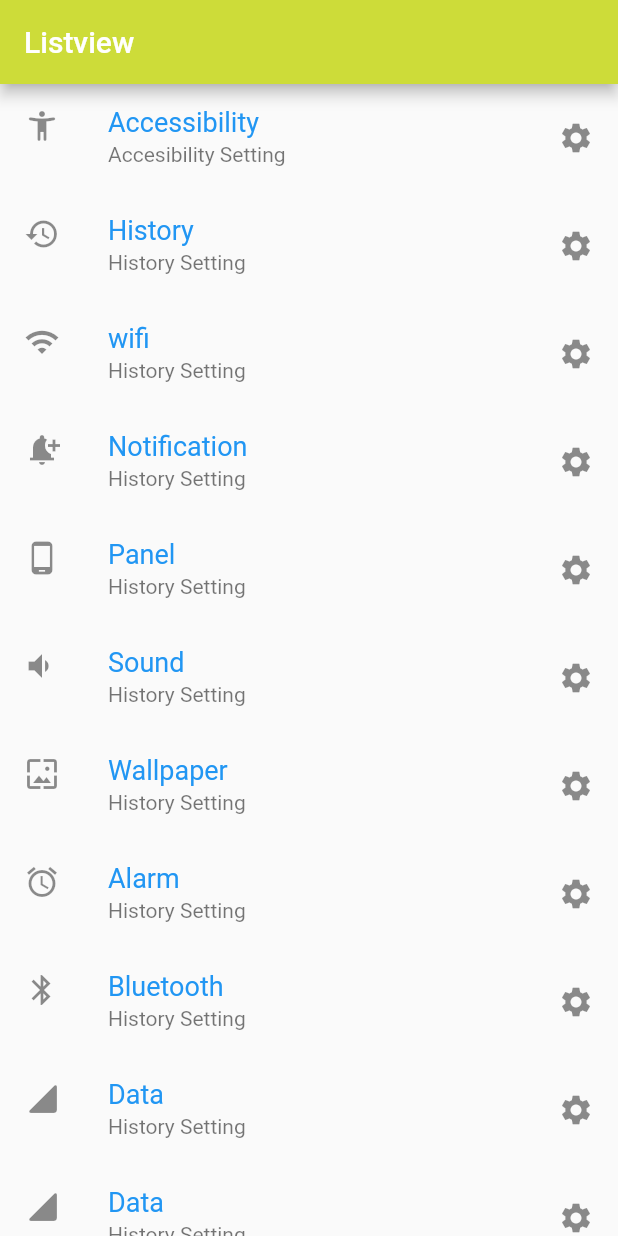
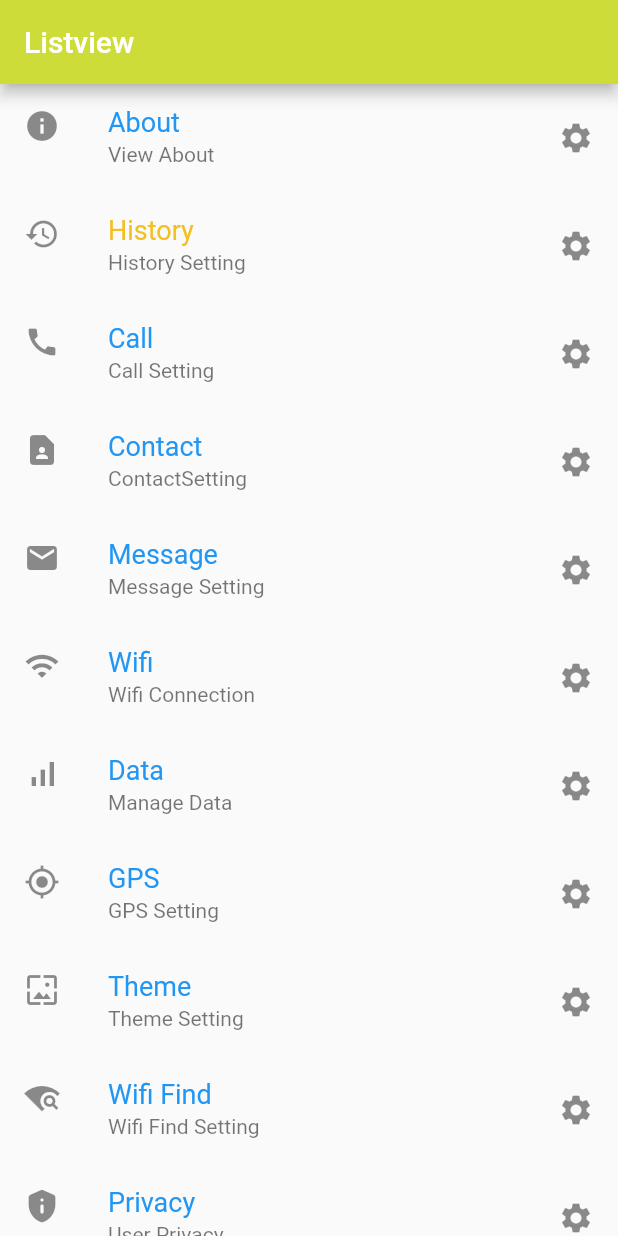
Before and after one commit to AryaYoo/praktikum_pertemuan_7_guided, a Flutter app: the screen it shows after launch, after a tap on "History", on a phone screen of 412 x 824 dp. Run offline on Flutter 3.47's test engine with Material 2 defaults, Android fonts, the phone set to English and light mode, and no system bars.

Commit message:
Settings

```diff
--- a/lib/main.dart
+++ b/lib/main.dart
@@ -12,17 +12,29 @@ class MyApp extends StatefulWidget {
 }
 
 class _MyAppState extends State<MyApp> {
-  List<Widget> WidgeArya = [];
-  static const TEXT_STYLE_NORMAL = const TextStyle(
-      color: Colors.blue, fontSize: 18, fontWeight: FontWeight.normal);
+  Map<int, bool?> buttonStatus = {1: false, 2: false};
 
-  static const TEXT_STYLE_SELECTED = const TextStyle(
-      color: Colors.blue, fontSize: 18, fontWeight: FontWeight.normal);
+  // Daftar gaya teks
+  final TextStyle TEXT_STYLE_NORMAL = TextStyle(
+    color: Colors.blue,
+    fontSize: 18,
+    fontWeight: FontWeight.normal,
+  );
 
-  int _selectedinbox = 1;
-  select(index) {
+  final TextStyle TEXT_STYLE_SELECTED = TextStyle(
+    color: Color.fromARGB(255, 243, 191, 33),
+    fontSize: 18,
+    fontWeight: FontWeight.normal,
+  );
+
+  void select(int index) {
     setState(() {
-      _selectedinbox = index;
+      // Toggle status warna tombol
+      if (buttonStatus[index] != null) {
+        buttonStatus[index] = !buttonStatus[index]!;
+      } else {
+        buttonStatus[index] = true;
+      }
     });
   }
 
@@ -36,138 +48,186 @@ class _MyAppState extends State<MyApp> {
         ),
         body: ListView(
           children: [
-            (ListTile(
-              leading: Icon(Icons.accessibility_new_rounded),
+            ListTile(
+              leading: Icon(Icons.info),
               title: Text(
-                "Accessibility",
-                style: _selectedinbox == 1
+                "About",
+                style: buttonStatus[1] == true
                     ? TEXT_STYLE_SELECTED
                     : TEXT_STYLE_NORMAL,
               ),
-              subtitle: Text("Accesibility Setting"),
+              subtitle: Text("View About"),
               trailing: Icon(Icons.settings),
-              onTap: () => select(0),
-            )),
-            (ListTile(
+              onTap: () => select(1),
+            ),
+            ListTile(
               leading: Icon(Icons.history_outlined),
               title: Text(
                 "History",
-                style: _selectedinbox == 1
+                style: buttonStatus[2] == true
                     ? TEXT_STYLE_SELECTED
                     : TEXT_STYLE_NORMAL,
               ),
               subtitle: Text("History Setting"),
               trailing: Icon(Icons.settings),
-              onTap: () => select(0),
-            )),
-            (ListTile(
-              leading: Icon(Icons.wifi),
+              onTap: () => select(2),
+            ),
+            ListTile(
+              leading: Icon(Icons.call),
               title: Text(
-                "wifi",
-                style: _selectedinbox == 1
+                "Call",
+                style: buttonStatus[3] == true
                     ? TEXT_STYLE_SELECTED
                     : TEXT_STYLE_NORMAL,
               ),
-              subtitle: Text("History Setting"),
+              subtitle: Text("Call Setting"),
               trailing: Icon(Icons.settings),
-              onTap: () => select(0),
-            )),
-            (ListTile(
-              leading: Icon(Icons.notification_add),
+              onTap: () => select(3),
+            ),
+            ListTile(
+              leading: Icon(Icons.contact_page),
               title: Text(
-                "Notification",
-                style: _selectedinbox == 1
+                "Contact",
+                style: buttonStatus[4] == true
                     ? TEXT_STYLE_SELECTED
                     : TEXT_STYLE_NORMAL,
               ),
-              subtitle: Text("History Setting"),
+              subtitle: Text("ContactSetting"),
               trailing: Icon(Icons.settings),
-              onTap: () => select(0),
-            )),
-            (ListTile(
-              leading: Icon(Icons.phone_android),
+              onTap: () => select(4),
+            ),
+            ListTile(
+              leading: Icon(Icons.mail),
               title: Text(
-                "Panel",
-                style: _selectedinbox == 1
+                "Message",
+                style: buttonStatus[5] == true
                     ? TEXT_STYLE_SELECTED
                     : TEXT_STYLE_NORMAL,
               ),
-              subtitle: Text("History Setting"),
+              subtitle: Text("Message Setting"),
               trailing: Icon(Icons.settings),
-              onTap: () => select(0),
-            )),
-            (ListTile(
-              leading: Icon(Icons.volume_down_alt),
+              onTap: () => select(5),
+            ),
+            ListTile(
+              leading: Icon(Icons.wifi),
               title: Text(
-                "Sound",
-                style: _selectedinbox == 1
+                "Wifi",
+                style: buttonStatus[6] == true
                     ? TEXT_STYLE_SELECTED
                     : TEXT_STYLE_NORMAL,
               ),
-              subtitle: Text("History Setting"),
+              subtitle: Text("Wifi Connection"),
               trailing: Icon(Icons.settings),
-              onTap: () => select(0),
-            )),
-            (ListTile(
-              leading: Icon(Icons.wallpaper),
+              onTap: () => select(6),
+            ),
+            ListTile(
+              leading: Icon(Icons.signal_cellular_alt),
               title: Text(
-                "Wallpaper",
-                style: _selectedinbox == 1
+                "Data",
+                style: buttonStatus[7] == true
                     ? TEXT_STYLE_SELECTED
                     : TEXT_STYLE_NORMAL,
               ),
-              subtitle: Text("History Setting"),
+              subtitle: Text("Manage Data"),
               trailing: Icon(Icons.settings),
-              onTap: () => select(0),
-            )),
-            (ListTile(
-              leading: Icon(Icons.alarm),
+              onTap: () => select(7),
+            ),
+            ListTile(
+              leading: Icon(Icons.gps_fixed),
               title: Text(
-                "Alarm",
-                style: _selectedinbox == 1
+                "GPS",
+                style: buttonStatus[8] == true
                     ? TEXT_STYLE_SELECTED
                     : TEXT_STYLE_NORMAL,
               ),
-              subtitle: Text("History Setting"),
+              subtitle: Text("GPS Setting"),
               trailing: Icon(Icons.settings),
-              onTap: () => select(0),
-            )),
-            (ListTile(
-              leading: Icon(Icons.bluetooth),
+              onTap: () => select(8),
+            ),
+            ListTile(
+              leading: Icon(Icons.wallpaper),
               title: Text(
-                "Bluetooth",
-                style: _selectedinbox == 1
+                "Theme",
+                style: buttonStatus[9] == true
                     ? TEXT_STYLE_SELECTED
                     : TEXT_STYLE_NORMAL,
               ),
-              subtitle: Text("History Setting"),
+              subtitle: Text("Theme Setting"),
               trailing: Icon(Icons.settings),
-              onTap: () => select(0),
-            )),
-            (ListTile(
-              leading: Icon(Icons.signal_cellular_4_bar_rounded),
+              onTap: () => select(9),
+            ),
+            ListTile(
+              leading: Icon(Icons.wifi_find),
               title: Text(
-                "Data",
-                style: _selectedinbox == 1
+                "Wifi Find",
+                style: buttonStatus[10] == true
                     ? TEXT_STYLE_SELECTED
                     : TEXT_STYLE_NORMAL,
               ),
-              subtitle: Text("History Setting"),
+              subtitle: Text("Wifi Find Setting"),
               trailing: Icon(Icons.settings),
-              onTap: () => select(0),
-            )),
-            (ListTile(
-              leading: Icon(Icons.signal_cellular_4_bar_rounded),
+              onTap: () => select(10),
+            ),
+            ListTile(
+              leading: Icon(Icons.privacy_tip_rounded),
               title: Text(
-                "Data",
-                style: _selectedinbox == 1
+                "Privacy",
+                style: buttonStatus[11] == true
                     ? TEXT_STYLE_SELECTED
                     : TEXT_STYLE_NORMAL,
               ),
-              subtitle: Text("History Setting"),
+              subtitle: Text("User Privacy"),
               trailing: Icon(Icons.settings),
-              onTap: () => select(0),
-            )),
+              onTap: () => select(11),
+            ),
+            ListTile(
+              leading: Icon(Icons.volume_off_outlined),
+              title: Text(
+                "Volume",
+                style: buttonStatus[12] == true
+                    ? TEXT_STYLE_SELECTED
+                    : TEXT_STYLE_NORMAL,
+              ),
+              subtitle: Text("Volume Setting"),
+              trailing: Icon(Icons.settings),
+              onTap: () => select(12),
+            ),
+            ListTile(
+              leading: Icon(Icons.video_call),
+              title: Text(
+                "Video",
+                style: buttonStatus[13] == true
+                    ? TEXT_STYLE_SELECTED
+                    : TEXT_STYLE_NORMAL,
+              ),
+              subtitle: Text("Video Setting"),
+              trailing: Icon(Icons.settings),
+              onTap: () => select(13),
+            ),
+            ListTile(
+              leading: Icon(Icons.file_copy),
+              title: Text(
+                "File",
+                style: buttonStatus[14] == true
+                    ? TEXT_STYLE_SELECTED
+                    : TEXT_STYLE_NORMAL,
+              ),
+              subtitle: Text("File User Setting"),
+              trailing: Icon(Icons.settings),
+              onTap: () => select(14),
+            ),
+            ListTile(
+              leading: Icon(Icons.folder),
+              title: Text(
+                "Folder",
+                style: buttonStatus[15] == true
+                    ? TEXT_STYLE_SELECTED
+                    : TEXT_STYLE_NORMAL,
+              ),
+              subtitle: Text("User Folder"),
+              trailing: Icon(Icons.settings),
+              onTap: () => select(15),
+            ),
           ],
         ),
       ),
```
